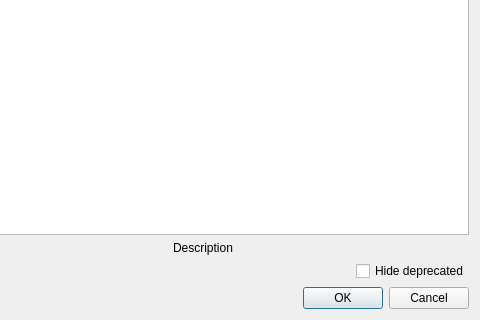
First picture: the form in src/ui/qgsdatumtransformdialogbase.ui, repository carsmie/QGIS, before the edit; both pictures show x 140 to 620 and y 170 to 490 of the 620 by 490 pixel window.
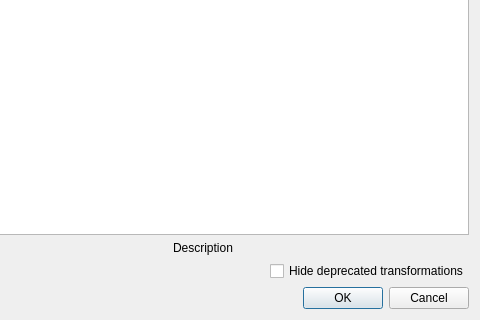
Second picture: the form after the edit. Custom widgets are drawn as their Qt base class.

Commit message:
Hide deprecated datum transforms by default
Instead of showing by default and requiring users to manually
hide them, reverse this logic and hide deprecated ones by default
and require motivated users to manually opt in to showing them.

Result: less likely for users to accidentally use deprecated
transforms.

Sponsored by ICSM

Diff of the .ui file:
```diff
--- a/src/ui/qgsdatumtransformdialogbase.ui
+++ b/src/ui/qgsdatumtransformdialogbase.ui
@@ -32,7 +32,7 @@
      <item>
       <widget class="QCheckBox" name="mHideDeprecatedCheckBox">
        <property name="text">
-        <string>Hide deprecated</string>
+        <string>Hide deprecated transformations</string>
        </property>
       </widget>
      </item>
```
The commit also changes 1 other file.
